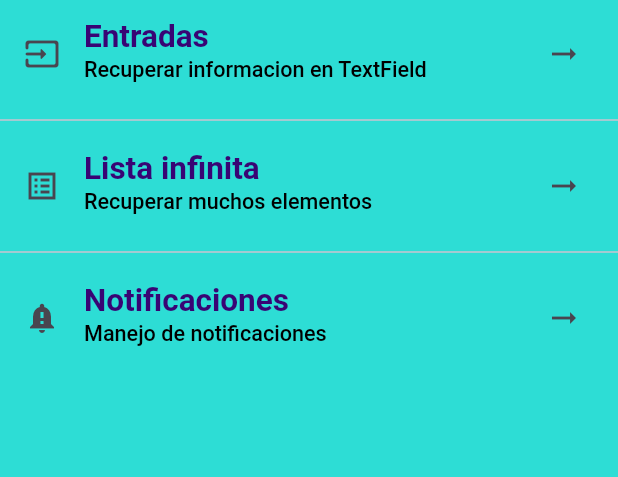
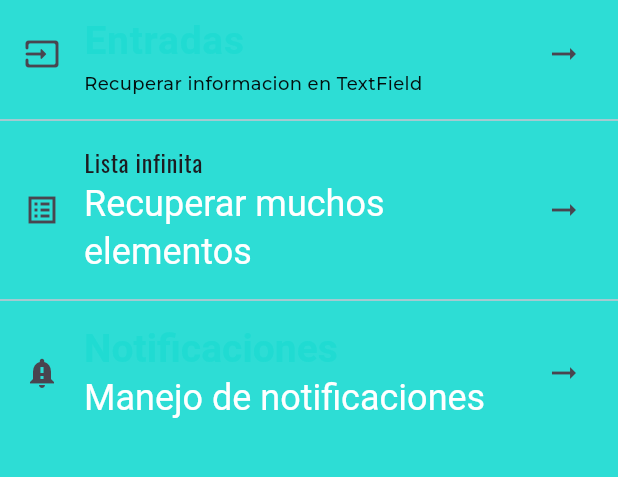
Before and after one commit to JesusGarciaShakur/componentes_flutter, a Flutter app: the screen it shows after launch, on a phone screen of 412 x 824 dp, the part 84-561 px from its top. Run offline on Flutter 3.47's test engine with Material 3 defaults, Android fonts, the phone set to English and light mode, and no system bars; our stand-ins replace google_fonts; Roboto replaces fonts that are missing (Acme, verona).

Commit message:
Refactorizing and creation of AppTheme class

```diff
--- a/lib/main_app.dart
+++ b/lib/main_app.dart
@@ -1,5 +1,6 @@
 import 'package:flutter/material.dart';
-import 'package:practica3/home_screen.dart';
+import 'package:practica3/Screens/home_screen.dart';
+import 'package:practica3/theme/app_theme.dart';
 
 class MainApp extends StatelessWidget {
   const MainApp({super.key});
@@ -9,25 +10,7 @@ class MainApp extends StatelessWidget {
     return MaterialApp(
       debugShowCheckedModeBanner: false,
       home: const HomeScreen(),
-      theme: ThemeData(
-        scaffoldBackgroundColor: const Color.fromARGB(239, 31, 219, 210),
-        appBarTheme: const AppBarTheme(
-          color: Color.fromARGB(193, 73, 8, 225),
-        ),
-        textTheme: const TextTheme(
-            headlineLarge: TextStyle(
-              fontSize: 21,
-              fontFamily: 'sans-serif',
-              fontWeight: FontWeight.bold,
-              color: Color.fromARGB(255, 56, 4, 116),
-            ),
-            headlineSmall: TextStyle(
-              fontSize: 14.4,
-              fontFamily: 'verona',
-              fontWeight: FontWeight.w500,
-              color: Color.fromARGB(255, 0, 0, 0),
-            )),
-      ),
+      theme: AppTheme.lightTheme,
     );
   }
 }
--- a/lib/home_screen.dart
+++ b/lib/screens/home_screen.dart
@@ -1,4 +1,6 @@
 import 'package:flutter/material.dart';
+import 'package:google_fonts/google_fonts.dart';
+import 'package:practica3/theme/app_theme.dart';
 
 class HomeScreen extends StatelessWidget {
   const HomeScreen({super.key});
@@ -14,12 +16,10 @@ class HomeScreen extends StatelessWidget {
           ListTile(
             title: Text(
               'Entradas',
-              style: Theme.of(context).textTheme.headlineLarge,
+              style: AppTheme.lightTheme.textTheme.headlineLarge,
             ),
-            subtitle: Text(
-              'Recuperar informacion en TextField',
-              style: Theme.of(context).textTheme.headlineSmall,
-            ),
+            subtitle: Text('Recuperar informacion en TextField',
+                style: AppTheme.lightTheme.textTheme.bodySmall),
             leading: const Icon(Icons.input_rounded),
             trailing: const Icon(Icons.arrow_right_alt_outlined),
           ),
@@ -27,7 +27,8 @@ class HomeScreen extends StatelessWidget {
           ListTile(
             title: Text(
               'Lista infinita',
-              style: Theme.of(context).textTheme.headlineLarge,
+              style: GoogleFonts.getFont('Oswald'),
+              //style: Theme.of(context).textTheme.headlineLarge,
             ),
             subtitle: Text(
               'Recuperar muchos elementos',
--- /dev/null
+++ b/lib/theme/app_theme.dart
@@ -0,0 +1,30 @@
+import 'package:flutter/material.dart';
+import 'package:google_fonts/google_fonts.dart';
+
+class AppTheme {
+  //Constante del color primario
+  static const primaryColor = Color.fromARGB(239, 31, 219, 210);
+  static const secondaryColor = Color.fromARGB(238, 0, 0, 0);
+  static const backColor = Color.fromARGB(193, 73, 8, 225);
+  //Definicion del tema del color y estilo de la app
+  static final ThemeData lightTheme = ThemeData.light().copyWith(
+    scaffoldBackgroundColor: primaryColor,
+    appBarTheme: const AppBarTheme(
+      color: backColor,
+    ),
+    textTheme: TextTheme(
+      headlineLarge: GoogleFonts.acme(
+        fontSize: 26.0,
+        fontWeight: FontWeight.bold,
+        color: primaryColor,
+      ),
+
+      //fuente para textos muy pequeños
+      bodySmall: GoogleFonts.montserrat(
+        fontSize: 12.0,
+        fontWeight: FontWeight.w500,
+        color: secondaryColor,
+      ),
+    ),
+  );
+}
--- a/pubspec.yaml
+++ b/pubspec.yaml
@@ -1,14 +1,15 @@
 name: practica3
 description: "A new Flutter project."
-publish_to: 'none'
+publish_to: "none"
 version: 0.1.0
 
 environment:
-  sdk: '>=3.2.6 <4.0.0'
+  sdk: ">=3.2.6 <4.0.0"
 
 dependencies:
   flutter:
     sdk: flutter
+  google_fonts:
 
 dev_dependencies:
   flutter_test:
```
Also changed, not shown: pubspec.lock.
